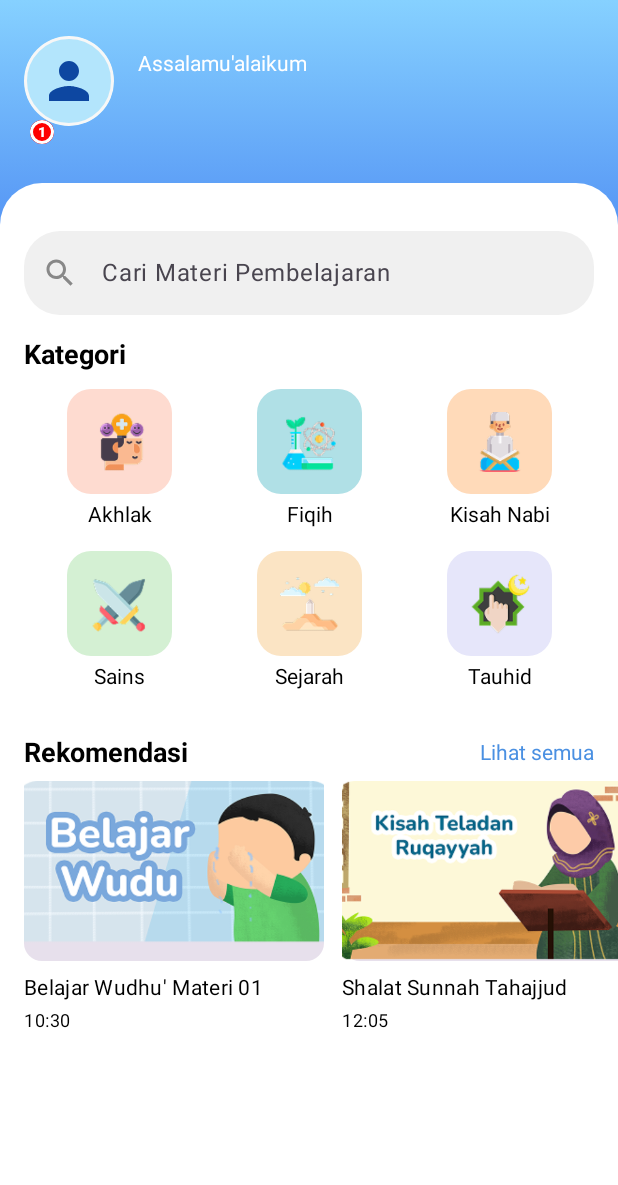
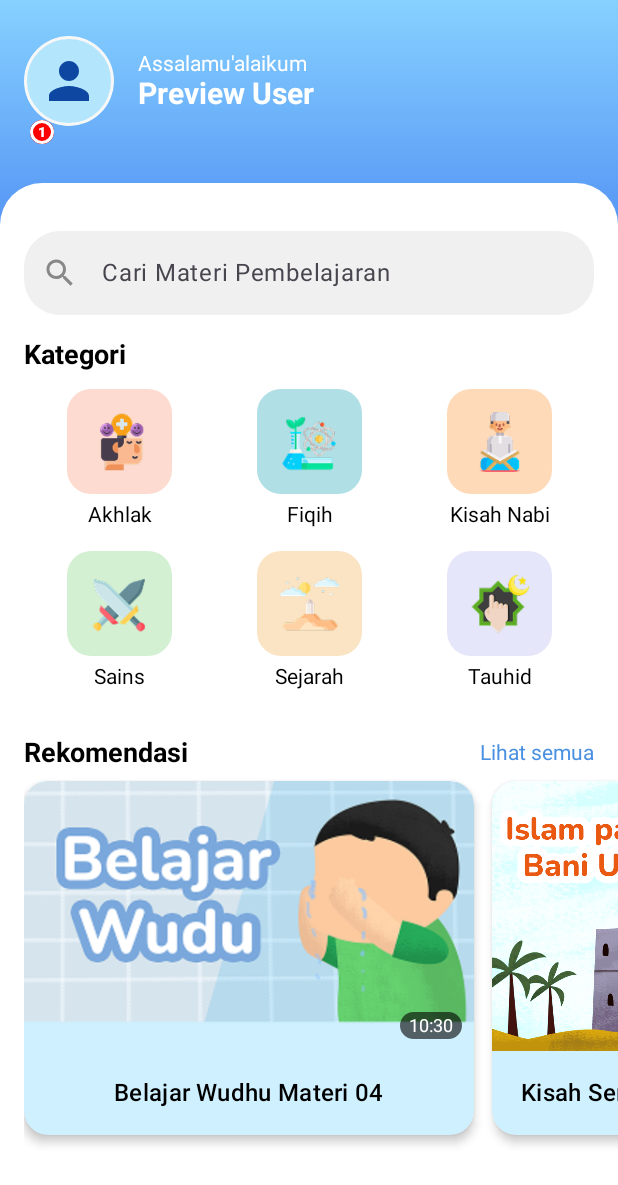
Before and after one commit to sab0o/Ngaji-Q, an Android app built with Jetpack Compose: the @Preview function PreviewHomeScreen, on a phone screen of 412 x 824 dp. Shown: the top 1185 px of the screen. Run offline under Robolectric (Android 15) with nearby library versions, the phone set to English and light mode, and no system bars; our stand-ins replace Firebase (no records; nobody signed in at launch, a user with empty details on screens opened directly).

Commit message:
fix: refactor recommendations now uses Subject data class

```diff
--- a/app/src/main/java/com/example/ngajiq/data/repository/HomeRepository.kt
+++ b/app/src/main/java/com/example/ngajiq/data/repository/HomeRepository.kt
@@ -4,6 +4,8 @@ import androidx.compose.ui.graphics.Color
 import com.example.ngajiq.R
 import com.example.ngajiq.data.model.Category
 import com.example.ngajiq.data.model.Recommendation
+import com.example.ngajiq.data.model.Subject
+import com.example.ngajiq.data.repository.SubjectRepository.getRandomSubjects
 
 object HomeRepository {
 
@@ -18,13 +20,8 @@ object HomeRepository {
         )
     }
 
-    fun getRecommendations(): List<Recommendation> {
-        return listOf(
-            // These MUST not use home1..home6 (you asked). Use different drawables in res/drawable.
-            Recommendation(1, "Belajar Wudhu' Materi 01", "10:30", R.drawable.rec1, 0.5f),
-            Recommendation(2, "Shalat Sunnah Tahajjud", "12:05", R.drawable.rec2, 0.8f),
-            Recommendation(3, "Cara Berpuasa yang Benar", "08:45", R.drawable.rec3, 0.3f)
-        )
+    fun getRecommendations(): List<Subject> {
+        return getRandomSubjects(limit=5)
     }
 
     fun getFeaturedCard(): Recommendation {
--- a/app/src/main/java/com/example/ngajiq/data/repository/SubjectRepository.kt
+++ b/app/src/main/java/com/example/ngajiq/data/repository/SubjectRepository.kt
@@ -69,4 +69,7 @@ object SubjectRepository {
     fun getSubjectFromCategory(category: String, subjectId: Int?): Subject? {
         return getSubjectsByCategory(category).find { it.id == subjectId }
     }
+    fun getRandomSubjects(limit: Int = 5): List<Subject> {
+        return subjects.shuffled().take(limit)
+    }
 }
--- a/app/src/main/java/com/example/ngajiq/ui/main/home/HomeScreen.kt
+++ b/app/src/main/java/com/example/ngajiq/ui/main/home/HomeScreen.kt
@@ -18,16 +18,17 @@ import androidx.compose.ui.text.font.FontWeight
 import androidx.compose.ui.tooling.preview.Preview
 import androidx.compose.ui.unit.dp
 import androidx.compose.ui.unit.sp
-import androidx.navigation.NavController
 import androidx.navigation.NavHostController
 import androidx.navigation.compose.rememberNavController
 import com.example.ngajiq.data.model.Category
 import com.example.ngajiq.data.model.Recommendation
+import com.example.ngajiq.data.model.Subject
 import com.example.ngajiq.data.repository.HomeRepository
 import com.example.ngajiq.ui.main.home.components.CategoryItem
 import com.example.ngajiq.ui.main.home.components.HeaderSection
-import com.example.ngajiq.ui.main.home.components.RecommendationItem
+import com.example.ngajiq.ui.main.home.components.RecommendationCard
 import com.example.ngajiq.ui.main.home.components.SearchBarSection
+import com.example.ngajiq.ui.navigation.Routes
 import com.google.firebase.auth.FirebaseAuth
 
 @Composable
@@ -41,29 +42,26 @@ fun HomeScreen(navController: NavHostController) {
             ?: "Teman Ngaji"
     }
     val categories: List<Category> = HomeRepository.getCategories()
-    val recommendations: List<Recommendation> = HomeRepository.getRecommendations()
+    val recommendations: List<Subject> = HomeRepository.getRecommendations()
     val featuredCard: Recommendation = HomeRepository.getFeaturedCard()
 
     HomeScreenContent(
-        username,
+        navController=navController,
+        username=username,
         categories = categories,
         recommendations = recommendations,
-        featuredCard = featuredCard,
-        onCategoryClick = { /* TODO */ },
-        onRecommendationClick = { /* TODO */ }
     )
 }
 
 @Composable
 fun HomeScreenContent(
     username: String,
+    navController: NavHostController,
     categories: List<Category>,
-    recommendations: List<Recommendation>,
-    featuredCard: Recommendation,
+    recommendations: List<Subject>,
     modifier: Modifier = Modifier,
-    onCategoryClick: (Category) -> Unit = {},
-    onRecommendationClick: (Recommendation) -> Unit = {}
 ) {
+
     val scrollState = rememberScrollState()
     val overlapHeight = 28.dp
 
@@ -108,7 +106,7 @@ fun HomeScreenContent(
                         rowCategories.forEach { category ->
                             CategoryItem(
                                 category = category,
-                                onClick = { onCategoryClick(category) }
+                                onClick = { navController.navigate("${Routes.KATEGORI_SUBJECT}/${category.name}") }
                             )
                         }
                     }
@@ -144,9 +142,9 @@ fun HomeScreenContent(
                     .padding(start = 16.dp, bottom = 24.dp)
             ) {
                 items(recommendations) { item ->
-                    RecommendationItem(
-                        recommendation = item,
-                        onClick = { onRecommendationClick(item) }
+                    RecommendationCard(
+                        navController = navController,
+                        subject = item,
                     )
                     Spacer(modifier = Modifier.width(12.dp))
                 }
@@ -158,5 +156,11 @@ fun HomeScreenContent(
 @Preview(showBackground = true)
 @Composable
 fun PreviewHomeScreen() {
-    HomeScreen(rememberNavController())
+    val navController = rememberNavController()
+    HomeScreenContent(
+        navController = navController,
+        username = "Preview User", // Fake name avoids Firebase
+        categories = HomeRepository.getCategories(), // This is safe if it's just a static list
+        recommendations = HomeRepository.getRecommendations() // Or pass fake subjects here if you want to see them
+    )
 }
--- a/app/src/main/java/com/example/ngajiq/ui/main/home/components/RecommendationItem.kt
+++ /dev/null
@@ -1,59 +0,0 @@
-package com.example.ngajiq.ui.main.home.components
-
-import androidx.compose.foundation.Image
-import androidx.compose.foundation.background
-import androidx.compose.foundation.clickable
-import androidx.compose.foundation.layout.*
-import androidx.compose.foundation.shape.RoundedCornerShape
-import androidx.compose.material3.MaterialTheme
-import androidx.compose.material3.Text
-import androidx.compose.runtime.Composable
-import androidx.compose.ui.Alignment
-import androidx.compose.ui.Modifier
-import androidx.compose.ui.layout.ContentScale
-import androidx.compose.ui.res.painterResource
-import androidx.compose.ui.unit.dp
-import com.example.ngajiq.data.model.Recommendation
-
-@Composable
-fun RecommendationItem(
-    recommendation: Recommendation,
-    onClick: () -> Unit
-) {
-    Column(
-        modifier = Modifier
-            .width(200.dp)
-            .clickable { onClick() }
-    ) {
-        Box(
-            modifier = Modifier
-                .height(120.dp)
-                .fillMaxWidth()
-                .background(MaterialTheme.colorScheme.surfaceVariant, RoundedCornerShape(12.dp))
-        ) {
-            if (recommendation.imageResId != 0) {
-                Image(
-                    painter = painterResource(id = recommendation.imageResId),
-                    contentDescription = recommendation.title,
-                    modifier = Modifier.fillMaxSize(),
-                    contentScale = ContentScale.Crop
-                )
-            }
-        }
-
-        Spacer(modifier = Modifier.height(8.dp))
-
-        Text(
-            text = recommendation.title,
-            style = MaterialTheme.typography.bodyMedium,
-            maxLines = 2
-        )
-
-        Spacer(modifier = Modifier.height(4.dp))
-
-        Text(
-            text = recommendation.duration,
-            style = MaterialTheme.typography.bodySmall
-        )
-    }
-}
```
Also changed, not shown: app/src/main/java/com/example/ngajiq/ui/main/auth/LoginScreen.kt (+19 -13 lines), app/src/main/java/com/example/ngajiq/ui/main/auth/RegisterScreen.kt (+35 -11 lines), app/src/main/java/com/example/ngajiq/ui/main/home/components/RecommendationCard.kt (+59 -62 lines), app/src/main/java/com/example/ngajiq/ui/main/videoPembelajaran/SubjectCard.kt (+24 -0 lines), app/src/main/java/com/example/ngajiq/ui/navigation/MainScreen.kt (+0 -10 lines), app/src/main/java/com/example/ngajiq/ui/theme/Type.kt (+6 -2 lines).
